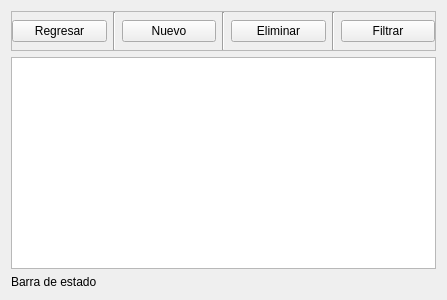
R0land013/blue-pos, file view/ui/product_management.ui: the form before one commit.
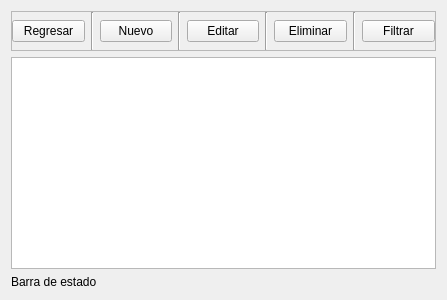
The form after the commit.

Commit message:
Feat: Creado método para obtener el id del producto seleccionado en la tabla.
	Se añadió el botón de editar producto a la GUI.

	Se cambió el modo y comportamiento de selección de la tabla de productos.

Diff of the .ui file:
```diff
--- a/view/ui/product_management.ui
+++ b/view/ui/product_management.ui
@@ -71,6 +71,20 @@
         </property>
        </widget>
       </item>
+      <item>
+       <widget class="Line" name="line_4">
+        <property name="orientation">
+         <enum>Qt::Vertical</enum>
+        </property>
+       </widget>
+      </item>
+      <item>
+       <widget class="QPushButton" name="edit_button">
+        <property name="text">
+         <string>Editar</string>
+        </property>
+       </widget>
+      </item>
       <item>
        <widget class="Line" name="line_2">
         <property name="orientation">
```
The commit also changes 2 other files.
